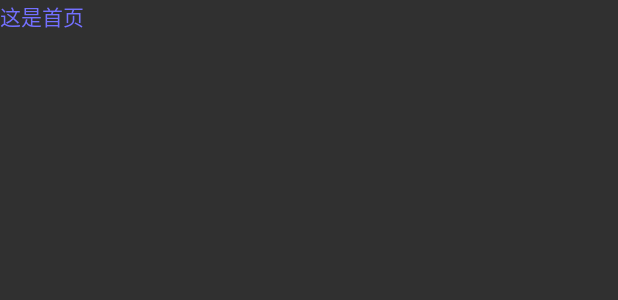
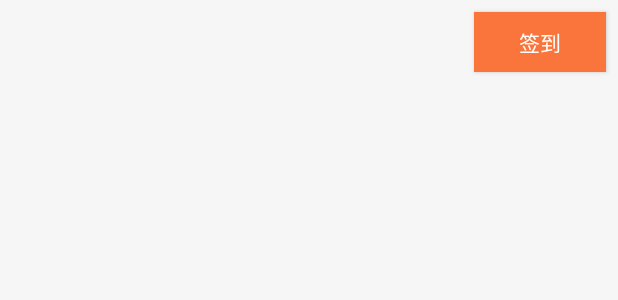
Before and after one commit to WengYihao/YituApp, an Android app: the layout fragment_home.xml on its own in the app's theme, with its tools: preview values and no code run, on a phone screen of 412 x 824 dp. Shown: the top 300 px of the screen. Run offline under Robolectric (Android 15) with nearby library versions, the phone set to English and light mode, and no system bars.

Commit message:
2.17.4.14

```diff
--- a/app/build.gradle
+++ b/app/build.gradle
@@ -42,4 +42,5 @@ dependencies {
     compile files('libs/Volley.jar')
     compile files('libs/jcore-android_v1.1.0.jar')
     compile files('libs/jpush-android_v3.0.1.jar')
+    compile files('libs/Android_Map3D_SDK_V5.0.0_20170309.jar')
 }
--- a/app/src/main/res/layout/fragment_home.xml
+++ b/app/src/main/res/layout/fragment_home.xml
@@ -2,11 +2,17 @@
 <RelativeLayout xmlns:android="http://schemas.android.com/apk/res/android"
     android:layout_width="match_parent"
     android:layout_height="match_parent"
-    android:orientation="vertical" >
-    <TextView
+    android:orientation="vertical"
+    android:background="@color/background">
+
+    <Button
+        android:id="@+id/sign"
         android:layout_width="wrap_content"
-        android:layout_height="wrap_content"
-        android:text="这是首页"
-        android:textColor="@color/blue"/>
+        android:layout_height="40dp"
+        android:layout_alignParentRight="true"
+        android:layout_marginTop="8dp"
+        android:layout_marginRight="8dp"
+        android:text="签到"
+        android:background="@color/ori"/>
 
 </RelativeLayout>
```
Also changed, not shown: app/src/main/AndroidManifest.xml (+3 -9 lines), app/src/main/java/com/cn/yitu/server/QueryHTTP.java (+28 -0 lines), app/src/main/java/com/cn/yitu/ui/fragment/HomeFragment.java (+156 -1 lines), app/src/main/java/com/cn/yitu/xutil/Convert.java (added, +26 -0 lines), 1 other file.
